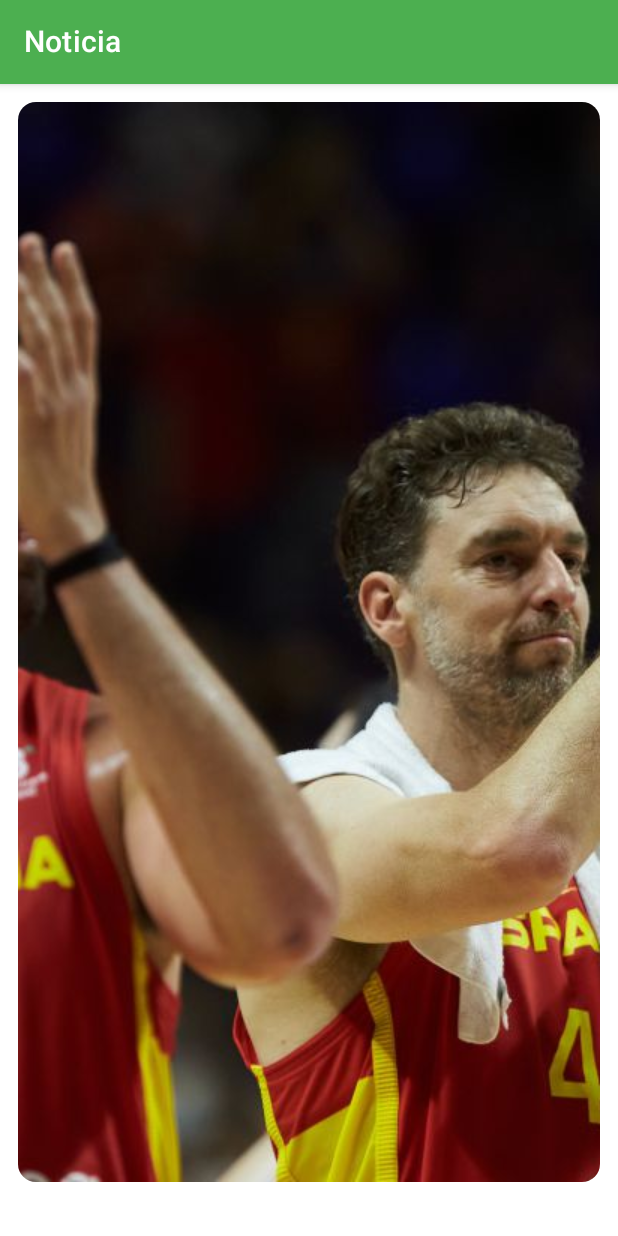
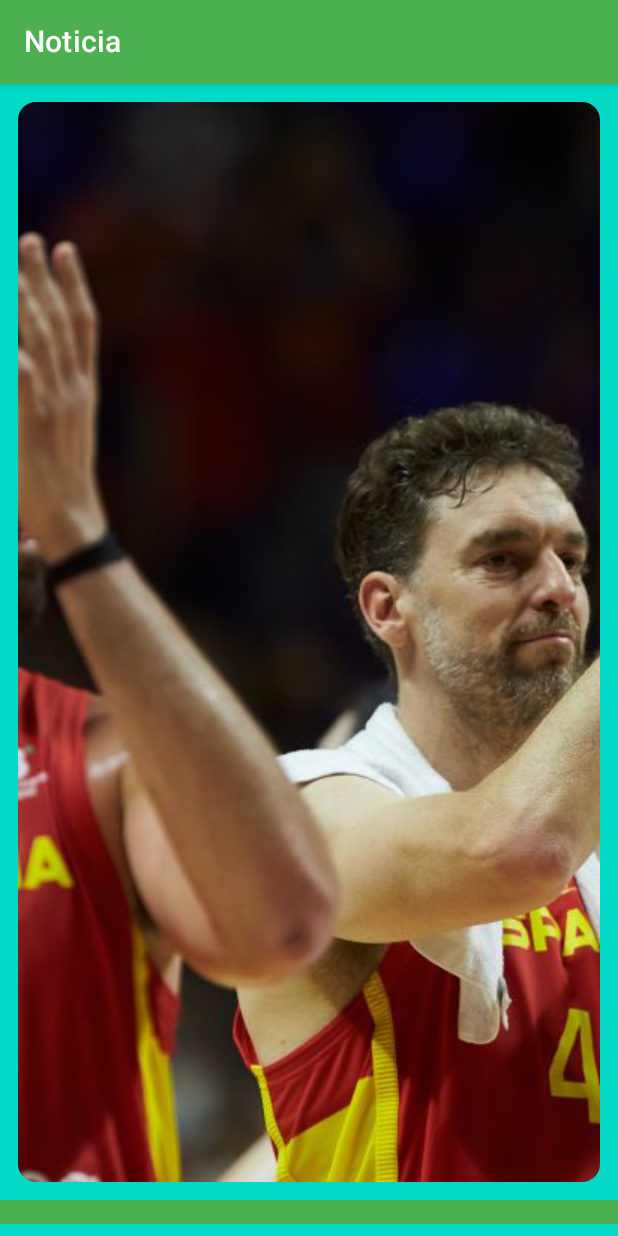
Before and after one commit to avidaldo/CursoComposeThemes, an Android app built with Jetpack Compose: the screen it shows after launch (MainActivity), on a phone screen of 412 x 824 dp. Run offline under Robolectric (Android 15) with nearby library versions, the phone set to English and light mode, and no system bars.

Commit message:
background especifico para claro y llamada explícita a color

```diff
--- a/app/src/main/java/es/androidev/cursocomposethemes/ComposableNews.kt
+++ b/app/src/main/java/es/androidev/cursocomposethemes/ComposableNews.kt
@@ -1,6 +1,7 @@
 package es.androidev.cursocomposethemes
 
 import androidx.compose.foundation.Image
+import androidx.compose.foundation.background
 import androidx.compose.foundation.layout.*
 import androidx.compose.material.MaterialTheme
 import androidx.compose.material.Scaffold
@@ -41,7 +42,12 @@ fun ScreenNew() {
                         .clip(shape = MaterialTheme.shapes.medium)
 
                 )
-                Spacer(Modifier.height(16.dp))
+                Spacer(
+                    Modifier
+                        .height(16.dp)
+                        .fillMaxWidth()
+                        .background(MaterialTheme.colors.primary)
+                )
                 val padding = Modifier.padding(horizontal = 16.dp)
                 Text(
                     text = stringResource(R.string.titulo),
--- a/app/src/main/java/es/androidev/cursocomposethemes/ui/theme/Theme.kt
+++ b/app/src/main/java/es/androidev/cursocomposethemes/ui/theme/Theme.kt
@@ -10,12 +10,14 @@ private val DarkColorPalette = darkColors(
     primary = Green200,
     primaryVariant = Green700,
     secondary = Orange200
+
 )
 
 private val LightColorPalette = lightColors(
     primary = Green500,
     primaryVariant = Green700,
-    secondary = Orange200
+    secondary = Orange200,
+    background = Teal200,
 
     /* Other default colors to override
     background = Color.White,
```
